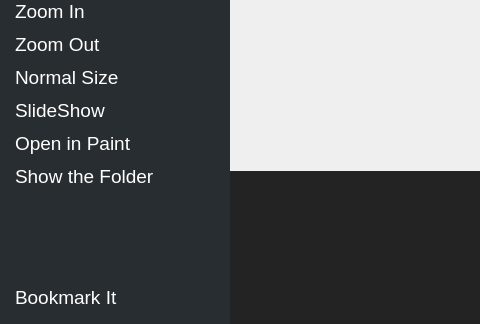
This is coreimage/coreimage.ui in rahmanshaber/corebox as Qt 5 draws it before an edit; both pictures show x 0 to 480 and y 335 to 659 of the 989 by 659 pixel window. The edited form follows.
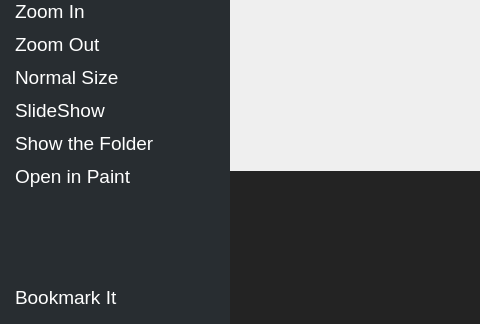
This is the edited form. Icons and pictures are not drawn.

```diff
--- a/coreimage/coreimage.ui
+++ b/coreimage/coreimage.ui
@@ -558,6 +558,43 @@
         </property>
        </widget>
       </item>
+      <item>
+       <widget class="QPushButton" name="containingfolder">
+        <property name="font">
+         <font>
+          <pointsize>14</pointsize>
+         </font>
+        </property>
+        <property name="styleSheet">
+         <string notr="true">QPushButton{
+Text-align:left;
+padding: 5px 5px 5px 5px;
+}
+
+QPushButton:pressed{
+background-color: #1D2025; 
+}
+
+QPushButton:hover {
+background-color: #1D2025;
+}
+</string>
+        </property>
+        <property name="text">
+         <string>Show the Folder</string>
+        </property>
+        <property name="icon">
+         <iconset resource="../icons.qrc">
+          <normaloff>:/icons/open_w.svg</normaloff>:/icons/open_w.svg</iconset>
+        </property>
+        <property name="iconSize">
+         <size>
+          <width>22</width>
+          <height>22</height>
+         </size>
+        </property>
+       </widget>
+      </item>
       <item>
        <widget class="QPushButton" name="openincorepaint">
         <property name="font">
@@ -595,43 +632,6 @@
         </property>
        </widget>
       </item>
-      <item>
-       <widget class="QPushButton" name="containingfolder">
-        <property name="font">
-         <font>
-          <pointsize>14</pointsize>
-         </font>
-        </property>
-        <property name="styleSheet">
-         <string notr="true">QPushButton{
-Text-align:left;
-padding: 5px 5px 5px 5px;
-}
-
-QPushButton:pressed{
-background-color: #1D2025; 
-}
-
-QPushButton:hover {
-background-color: #1D2025;
-}
-</string>
-        </property>
-        <property name="text">
-         <string>Show the Folder</string>
-        </property>
-        <property name="icon">
-         <iconset resource="../icons.qrc">
-          <normaloff>:/icons/CoreFM.svg</normaloff>:/icons/CoreFM.svg</iconset>
-        </property>
-        <property name="iconSize">
-         <size>
-          <width>22</width>
-          <height>22</height>
-         </size>
-        </property>
-       </widget>
-      </item>
       <item>
        <spacer name="toolsSpacer">
         <property name="orientation">
```
Left out of the diff: 2 changed lines with no effect on the pictures.
